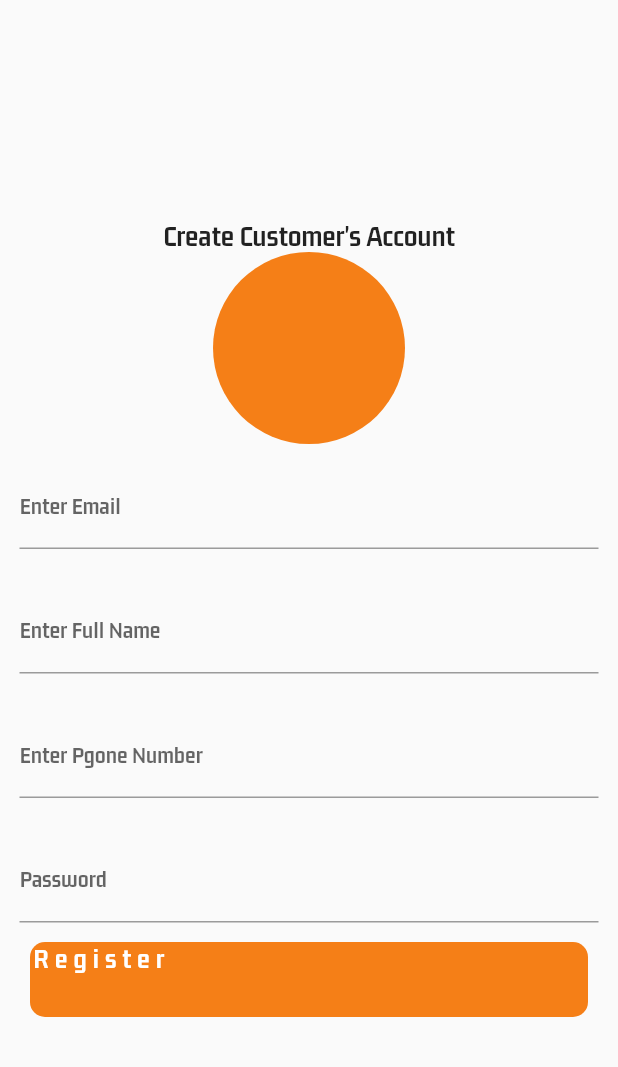
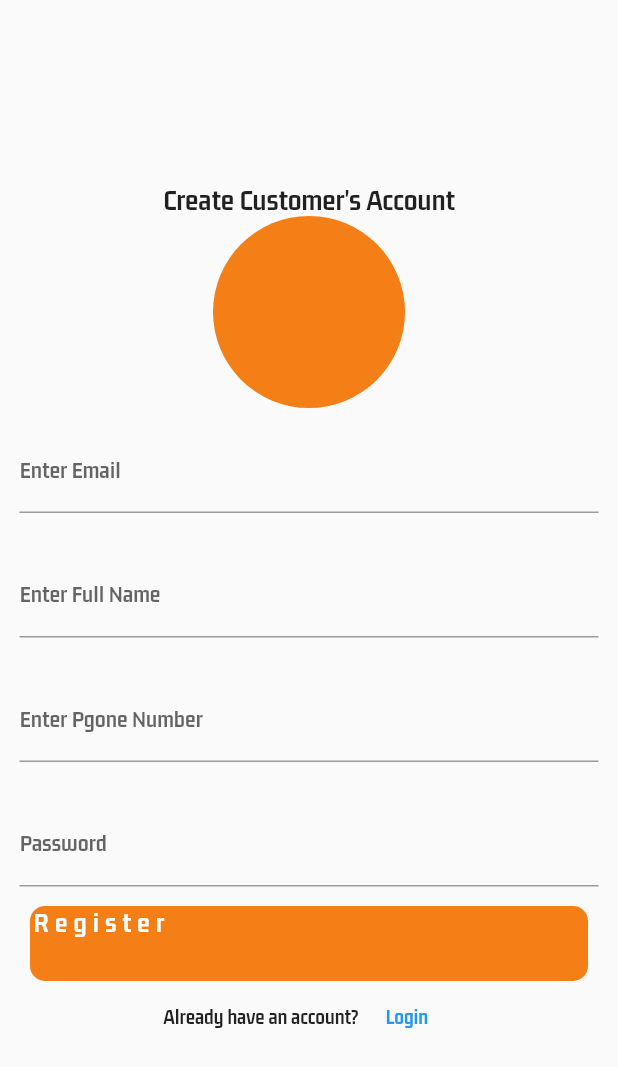
Before and after one commit to MohamedAhmedSD/multi_vendor, a Flutter app: the RegisterScreen screen opened directly, on a phone screen of 412 x 824 dp. Shown: the top 1067 px of the screen. Run offline on Flutter 3.47's test engine with Material 2 defaults, Android fonts, the phone set to English and light mode, and no system bars; our stand-ins replace cloud_firestore, firebase_core, flutter_svg; accounts and stored records are empty.

Commit message:
register UI toggle

```diff
--- a/lib/views/auth/register_screen.dart
+++ b/lib/views/auth/register_screen.dart
@@ -67,6 +67,16 @@ class RegisterScreen extends StatelessWidget {
                   letterSpacing: 4),
             ),
           ),
+          Row(
+            mainAxisAlignment: MainAxisAlignment.center,
+            children: [
+              Text("Already have an account?"),
+              TextButton(
+                onPressed: () {},
+                child: Text("Login"),
+              ),
+            ],
+          )
         ],
       )),
     );
```
Also changed, not shown: lib/views/auth/login_screen.dart (added).
